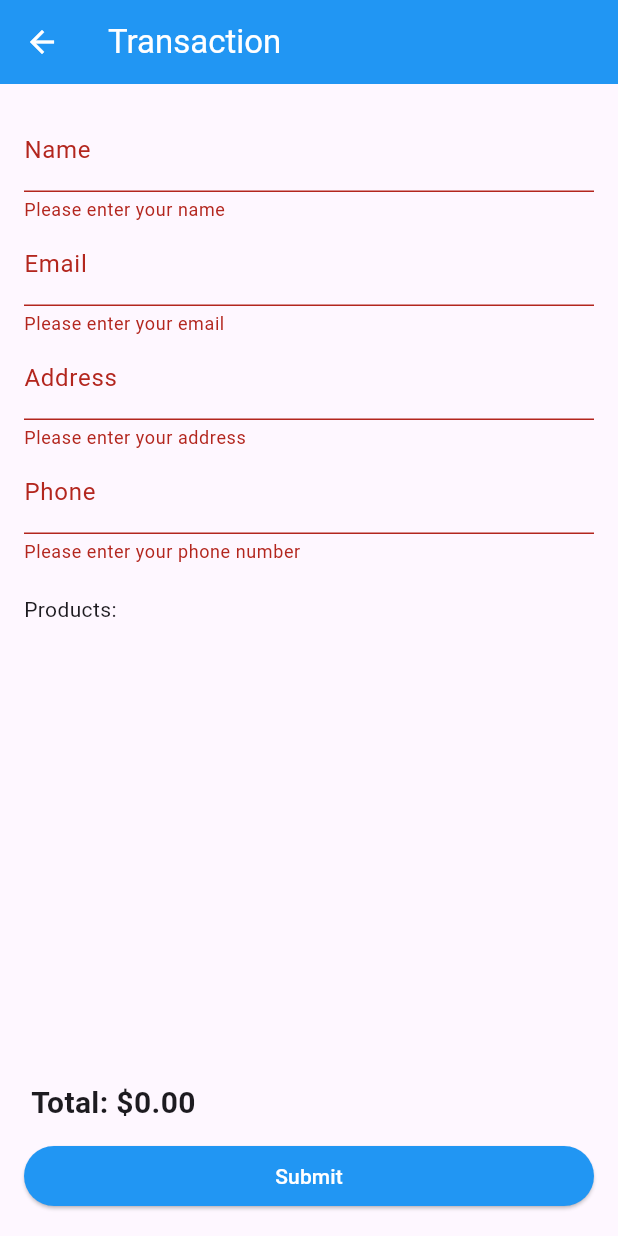
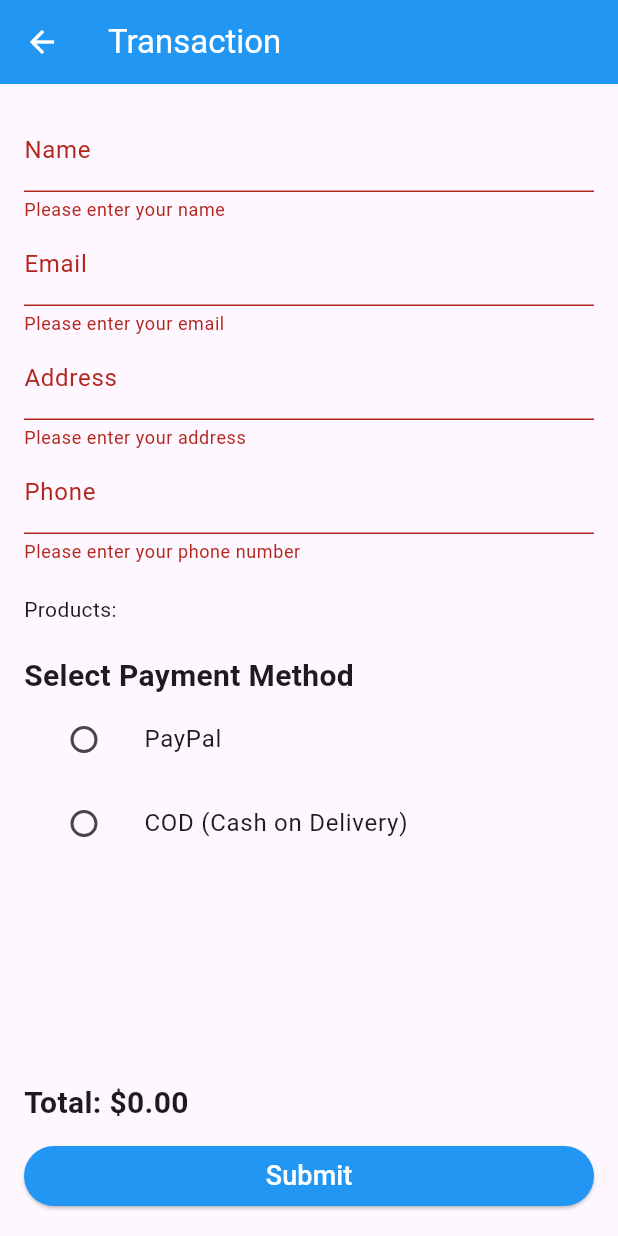
Before and after one commit to gentaananda48/jb_store, a Flutter app: the TransactionScreen screen opened directly with empty values, after a tap on "Submit", on a phone screen of 412 x 824 dp. Run offline on Flutter 3.47's test engine with Material 3 defaults, Android fonts, the phone set to English and light mode, and no system bars; network calls fail.

Commit message:
Menambahkan payment option

```diff
--- a/lib/transaction/transaction_screen.dart
+++ b/lib/transaction/transaction_screen.dart
@@ -1,5 +1,4 @@
 import 'package:flutter/material.dart';
-import 'package:flutter/widgets.dart';
 import 'package:jb_store/models/product.dart';
 import 'package:jb_store/transaction/detail_transaction.dart';
 
@@ -20,7 +19,12 @@ class _TransactionScreenState extends State<TransactionScreen> {
     'address': '',
     'phone': '',
     'total': 0.0,
+    'paymentMethod': '',
+    'paypalNumber': '',
   };
+  String selectedPaymentMethod = '';
+  TextEditingController paypalController = TextEditingController();
+  bool showPaypalField = false;
 
   @override
   void initState() {
@@ -31,6 +35,26 @@ class _TransactionScreenState extends State<TransactionScreen> {
   void _submitForm() {
     if (_formKey.currentState?.validate() ?? false) {
       _formKey.currentState?.save();
+      if (selectedPaymentMethod.isEmpty) {
+        ScaffoldMessenger.of(context).showSnackBar(
+          SnackBar(
+            content: Text('Please select a payment method'),
+            duration: Duration(milliseconds: 500),
+          ),
+        );
+        return;
+      }
+      if (selectedPaymentMethod == 'PayPal' && paypalController.text.isEmpty) {
+        ScaffoldMessenger.of(context).showSnackBar(
+          SnackBar(
+            content: Text('Please enter your PayPal number'),
+            duration: Duration(milliseconds: 500),
+          ),
+        );
+        return;
+      }
+      _transactionData['paymentMethod'] = selectedPaymentMethod;
+      _transactionData['paypalNumber'] = paypalController.text;
       Navigator.push(
         context,
         MaterialPageRoute(
@@ -41,7 +65,6 @@ class _TransactionScreenState extends State<TransactionScreen> {
           ),
         ),
       );
-
     }
   }
 
@@ -107,8 +130,8 @@ class _TransactionScreenState extends State<TransactionScreen> {
                   return null;
                 },
               ),
-              SizedBox(height: 20,),
-              Text('Products: '),
+              SizedBox(height: 20),
+              Text('Products:'),
               ...widget.cart.map((product) => ListTile(
                     leading: Image.network(
                       product.image,
@@ -117,7 +140,54 @@ class _TransactionScreenState extends State<TransactionScreen> {
                       fit: BoxFit.contain,
                     ),
                     title: Text(product.title),
+                    subtitle: Text('\$${product.price.toStringAsFixed(2)}'),
                   )),
+              SizedBox(height: 20),
+              Text(
+                'Select Payment Method',
+                style: TextStyle(fontSize: 20, fontWeight: FontWeight.bold),
+              ),
+              ListTile(
+                title: const Text('PayPal'),
+                leading: Radio<String>(
+                  value: 'PayPal',
+                  groupValue: selectedPaymentMethod,
+                  onChanged: (String? value) {
+                    setState(() {
+                      selectedPaymentMethod = value!;
+                      showPaypalField = true;
+                    });
+                  },
+                ),
+              ),
+              if (showPaypalField)
+                Padding(
+                  padding: const EdgeInsets.symmetric(horizontal: 16.0),
+                  child: TextFormField(
+                    controller: paypalController,
+                    decoration: InputDecoration(labelText: 'PayPal Number'),
+                    keyboardType: TextInputType.number,
+                    validator: (value) {
+                      if (selectedPaymentMethod == 'PayPal' && (value == null || value.isEmpty)) {
+                        return 'Please enter your PayPal number';
+                      }
+                      return null;
+                    },
+                  ),
+                ),
+              ListTile(
+                title: const Text('COD (Cash on Delivery)'),
+                leading: Radio<String>(
+                  value: 'COD',
+                  groupValue: selectedPaymentMethod,
+                  onChanged: (String? value) {
+                    setState(() {
+                      selectedPaymentMethod = value!;
+                      showPaypalField = false;
+                    });
+                  },
+                ),
+              ),
             ],
           ),
         ),
@@ -130,7 +200,7 @@ class _TransactionScreenState extends State<TransactionScreen> {
             Align(
               alignment: Alignment.centerLeft,
               child: Text(
-                ' Total: \$${_transactionData['total'].toStringAsFixed(2)}',
+                'Total: \$${_transactionData['total'].toStringAsFixed(2)}',
                 style: TextStyle(fontSize: 20, fontWeight: FontWeight.bold),
               ),
             ),
@@ -143,7 +213,12 @@ class _TransactionScreenState extends State<TransactionScreen> {
                   backgroundColor: Colors.blue,
                   foregroundColor: Colors.white,
                 ),
-                child: Text('Submit'),
+                child: Text(
+                  'Submit',
+                  style: TextStyle(
+                    fontSize: 18
+                  ),
+                ),
               ),
             ),
           ],
```
Also changed, not shown: lib/screen/cart.dart (+6 -1 lines), lib/transaction/detail_transaction.dart (+55 -12 lines).
